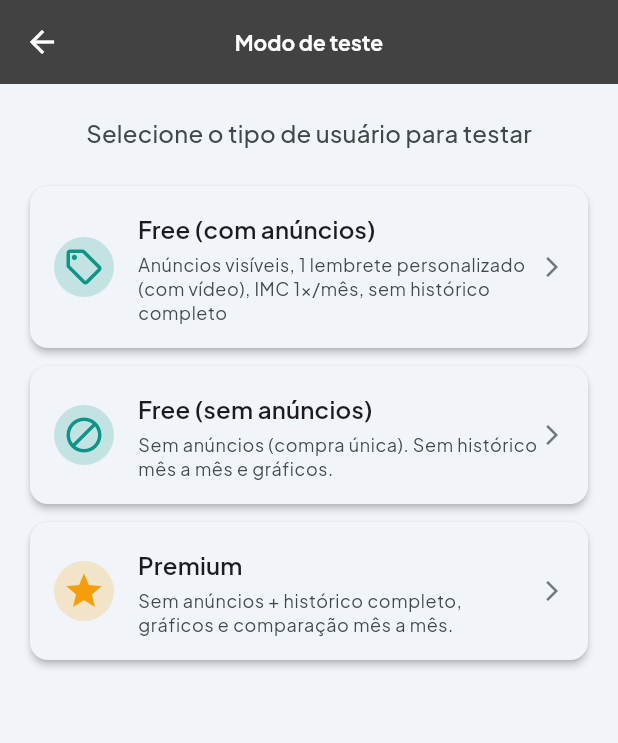
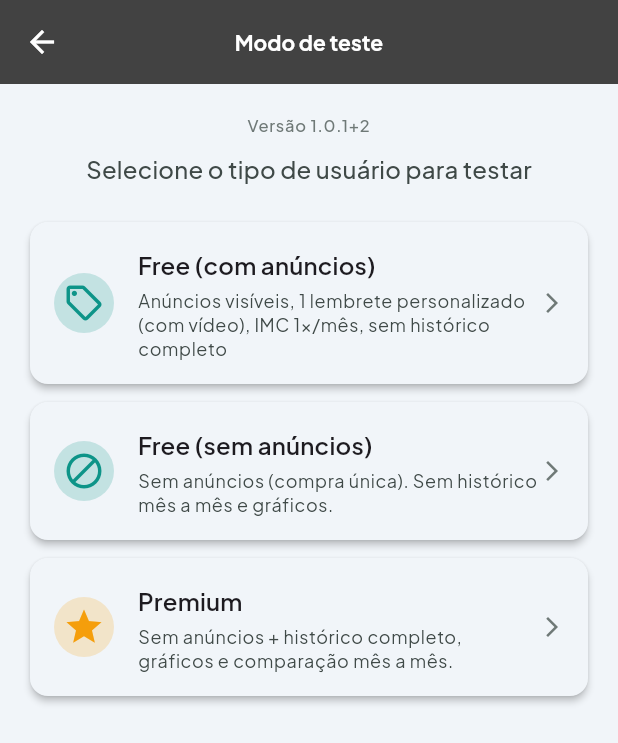
Before and after one commit to majusantoscandeloro/rotinafit, a Flutter app: the DebugUserModeScreen screen opened directly, on a phone screen of 412 x 824 dp. Shown: the top 743 px of the screen. Run offline on Flutter 3.47's test engine with Material 3 defaults, Android fonts, the phone set to English and light mode, and no system bars; our stand-ins replace fl_chart, flutter_local_notifications, google_fonts, google_mobile_ads, shared_preferences, timezone; accounts and stored records are empty.

Commit message:
v1.0.1+2: Suporte iOS, CHANGELOG e versão visível
- Configuração iOS: AdMob, notificações (Darwin), Ad Unit IDs de teste
- Notificações: DarwinNotificationDetails em todos os lembretes
- Ads: IDs específicos para iOS no AdsService
- Versão 1.0.1+2 no pubspec e lib/utils/app_version.dart
- CHANGELOG.md com histórico de versões
- Exibe versão na tela de debug (Modo de teste)

Co-authored-by: Cursor <cursoragent@cursor.com>

```diff
--- a/lib/screens/debug_user_mode_screen.dart
+++ b/lib/screens/debug_user_mode_screen.dart
@@ -2,6 +2,7 @@ import 'package:flutter/material.dart';
 import 'package:provider/provider.dart';
 import '../providers/app_provider.dart';
 import '../theme/app_theme.dart';
+import '../utils/app_version.dart';
 import 'home_screen.dart';
 
 /// Tela inicial de teste (apenas em debug) para simular cada tipo de usuário:
@@ -22,6 +23,14 @@ class DebugUserModeScreen extends StatelessWidget {
           child: Column(
             crossAxisAlignment: CrossAxisAlignment.stretch,
             children: [
+              Text(
+                'Versão $appVersion',
+                style: Theme.of(context).textTheme.labelSmall?.copyWith(
+                      color: Theme.of(context).colorScheme.outline,
+                    ),
+                textAlign: TextAlign.center,
+              ),
+              const SizedBox(height: 8),
               Text(
                 'Selecione o tipo de usuário para testar',
                 style: Theme.of(context).textTheme.titleMedium?.copyWith(
--- a/lib/services/notifications_service.dart
+++ b/lib/services/notifications_service.dart
@@ -11,6 +11,13 @@ class NotificationsService {
   static FlutterLocalNotificationsPlugin get plugin => _plugin;
 
   static bool _initialized = false;
+
+  /// Detalhes para notificações agendadas no iOS (alert, som, badge).
+  static const DarwinNotificationDetails _iosDetails = DarwinNotificationDetails(
+    presentAlert: true,
+    presentSound: true,
+    presentBadge: true,
+  );
 
   static Future<void> init() async {
     if (_initialized) return;
@@ -77,6 +84,7 @@ class NotificationsService {
             'Lembretes de água',
             channelDescription: 'Horários para beber água',
           ),
+          iOS: _iosDetails,
         ),
         androidScheduleMode: AndroidScheduleMode.inexactAllowWhileIdle,
         uiLocalNotificationDateInterpretation:
@@ -110,6 +118,7 @@ class NotificationsService {
           'Refeições',
           channelDescription: 'Lembretes de café, almoço, lanche, jantar, ceia',
         ),
+        iOS: _iosDetails,
       ),
       androidScheduleMode: AndroidScheduleMode.inexactAllowWhileIdle,
       uiLocalNotificationDateInterpretation:
@@ -142,6 +151,7 @@ class NotificationsService {
             'Atividade física',
             channelDescription: 'Lembrete de exercícios',
           ),
+          iOS: _iosDetails,
         ),
         androidScheduleMode: AndroidScheduleMode.inexactAllowWhileIdle,
         uiLocalNotificationDateInterpretation:
@@ -178,6 +188,7 @@ class NotificationsService {
             'Atividade física',
             channelDescription: 'Lembrete de exercícios',
           ),
+          iOS: _iosDetails,
         ),
         androidScheduleMode: AndroidScheduleMode.inexactAllowWhileIdle,
         uiLocalNotificationDateInterpretation:
@@ -225,6 +236,7 @@ class NotificationsService {
               'Lembretes personalizados',
               channelDescription: 'Lembretes criados por você',
             ),
+            iOS: _iosDetails,
           ),
           androidScheduleMode: AndroidScheduleMode.inexactAllowWhileIdle,
           uiLocalNotificationDateInterpretation:
--- /dev/null
+++ b/lib/utils/app_version.dart
@@ -0,0 +1,3 @@
+/// Versão do app (alinhada com pubspec.yaml).
+/// Útil para exibir em telas de debug ou "Sobre".
+const String appVersion = '1.0.1+2';
--- a/pubspec.yaml
+++ b/pubspec.yaml
@@ -1,7 +1,7 @@
 name: rotinafit
 description: "Lembretes + acompanhamento do corpo num lugar só."
 publish_to: 'none'
-version: 1.0.0+1
+version: 1.0.1+2
 
 environment:
   sdk: '>=3.2.0 <4.0.0'
```
Also changed, not shown: lib/services/ads_service.dart (+12 -3 lines), pubspec.lock, 12 other files.
